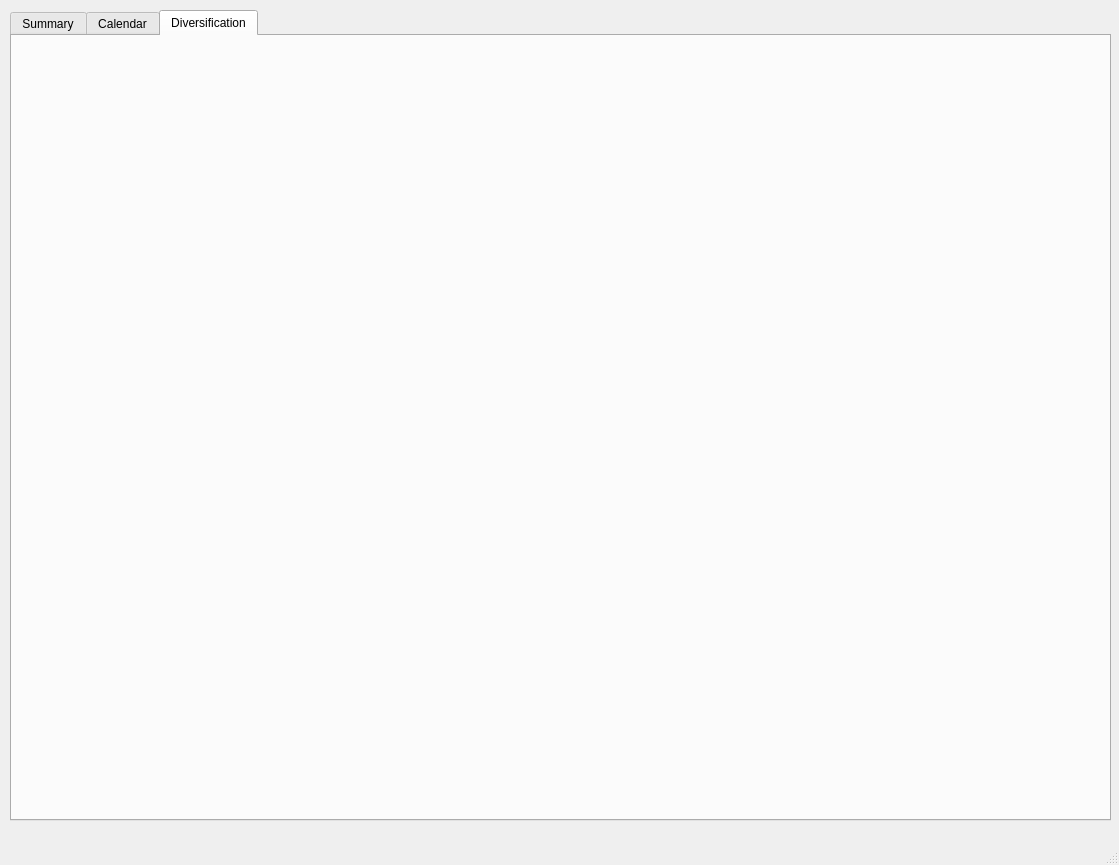
Before: the Qt Designer form divui.ui in neeraavi/pydiv, drawn with Qt 5.
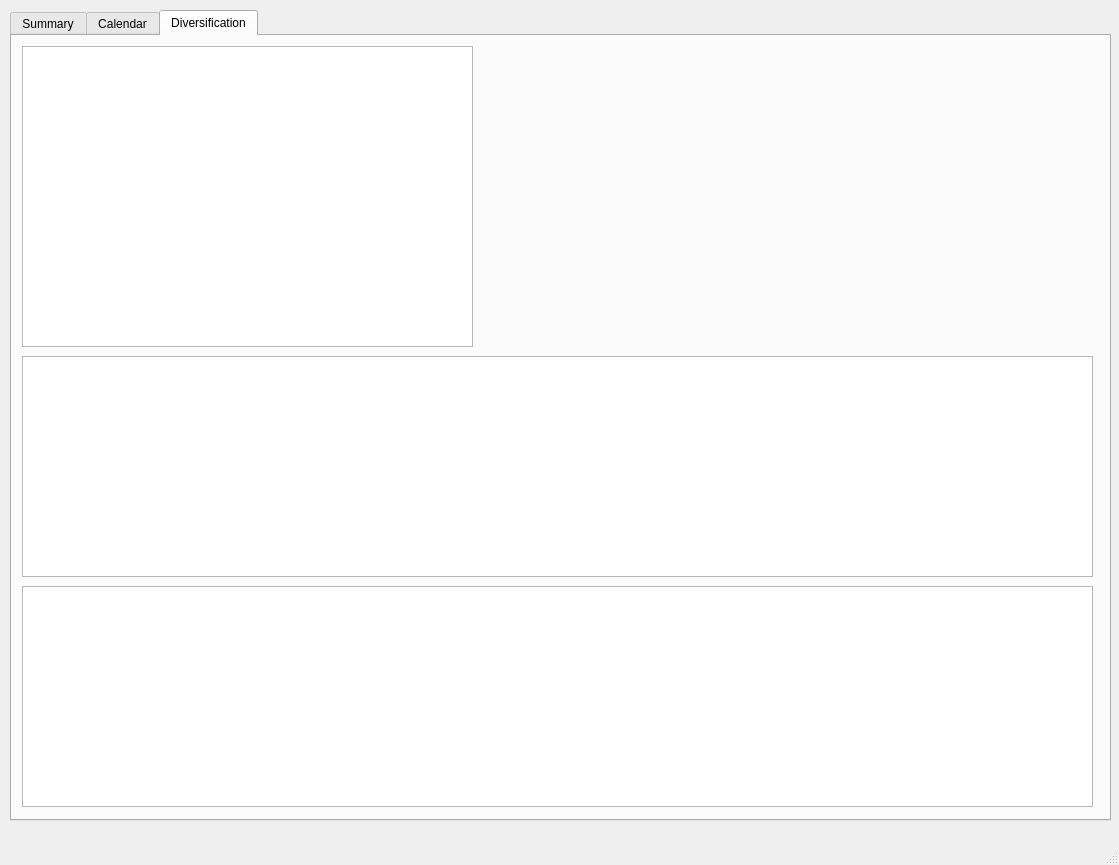
After: the same form once the commit is applied. The open tabs and pages were chosen to show the change.

Diff of the .ui file:
```diff
--- a/divui.ui
+++ b/divui.ui
@@ -368,6 +368,36 @@
      <attribute name="title">
       <string>Diversification</string>
      </attribute>
+     <widget class="QListView" name="listView">
+      <property name="geometry">
+       <rect>
+        <x>10</x>
+        <y>10</y>
+        <width>451</width>
+        <height>301</height>
+       </rect>
+      </property>
+     </widget>
+     <widget class="QGraphicsView" name="graphicsView">
+      <property name="geometry">
+       <rect>
+        <x>10</x>
+        <y>320</y>
+        <width>1071</width>
+        <height>221</height>
+       </rect>
+      </property>
+     </widget>
+     <widget class="QGraphicsView" name="graphicsView_2">
+      <property name="geometry">
+       <rect>
+        <x>10</x>
+        <y>550</y>
+        <width>1071</width>
+        <height>221</height>
+       </rect>
+      </property>
+     </widget>
     </widget>
    </widget>
   </widget>
```
Left out of the diff: 8 changed lines with no effect on the pictures.
